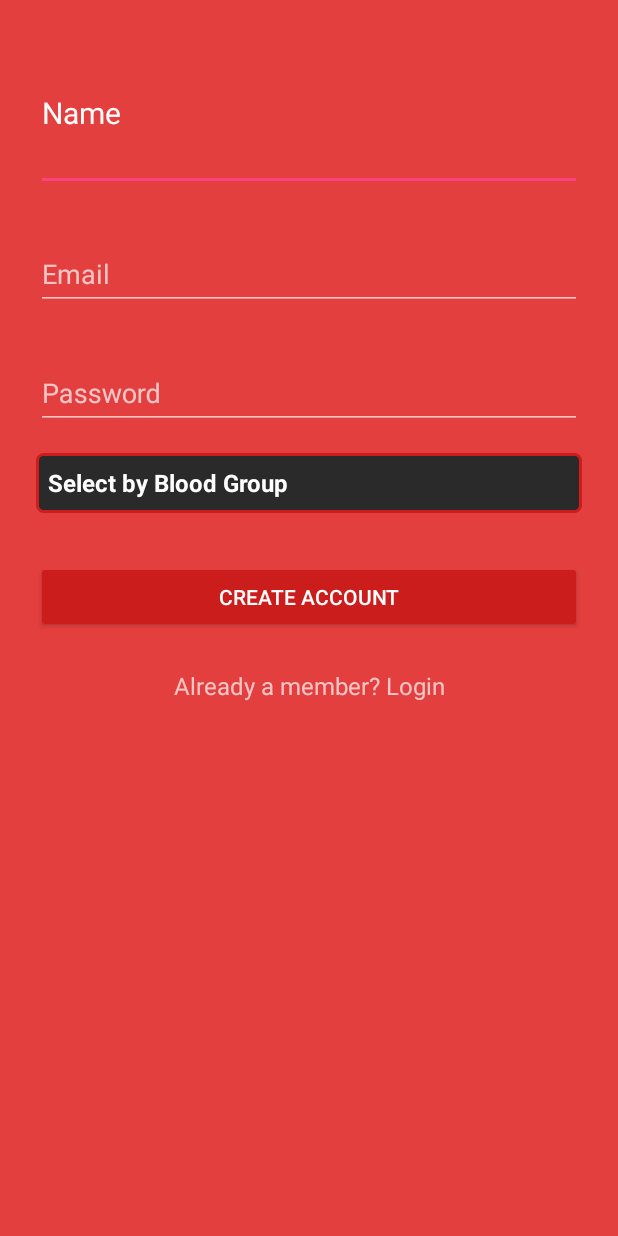
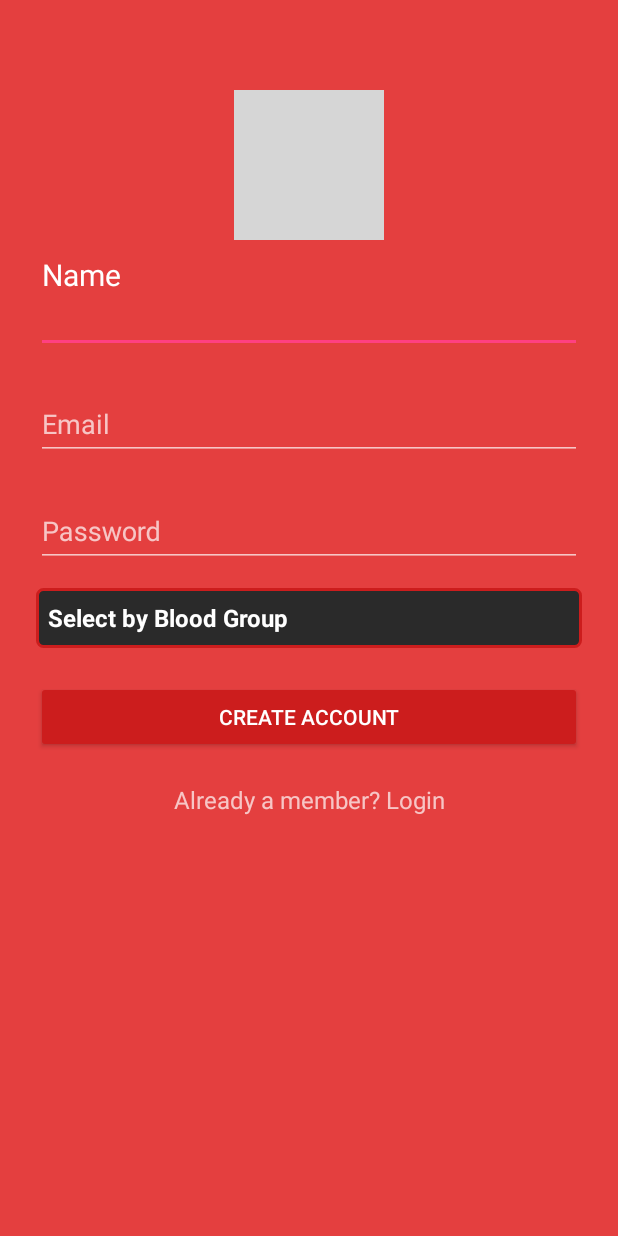
Before and after one commit to ferozkhandev/BloodBankSystem, an Android app: the Signup screen opened directly, with no data from a screen before it, on a phone screen of 412 x 824 dp. Run offline under Robolectric (Android 15) with nearby library versions, the phone set to English and light mode, and no system bars; our stand-ins replace CircleImageView, Firebase (no records; nobody signed in at launch, a user with empty details on screens opened directly), Volley; grey boxes are pictures that could not be loaded.

Commit message:
Sign Up page GUI updated.

```diff
--- a/app/src/main/java/com/bloodbanksystem/ferozkhan/bloodbanksystem/MainActivity.java
+++ b/app/src/main/java/com/bloodbanksystem/ferozkhan/bloodbanksystem/MainActivity.java
@@ -96,7 +96,7 @@ public class MainActivity extends AppCompatActivity {
                                     String current_ID = firebaseAuth.getCurrentUser().getUid();
                                     Map<String,Object> tokenMap = new HashMap<>();
                                     tokenMap.put("Token_ID",token_ID);
-                                    mFireStore.collection("Users").document(current_ID).set(tokenMap).addOnSuccessListener(new OnSuccessListener<Void>() {
+                                    mFireStore.collection("Users").document(current_ID).update(tokenMap).addOnSuccessListener(new OnSuccessListener<Void>() {
                                         @Override
                                         public void onSuccess(Void aVoid) {
 
--- a/app/src/main/res/layout/activity_signup.xml
+++ b/app/src/main/res/layout/activity_signup.xml
@@ -12,12 +12,21 @@
     android:paddingRight="24dp"
     android:fitsSystemWindows="true">
 
+    <de.hdodenhof.circleimageview.CircleImageView
+        android:id="@+id/uploadimage"
+        android:layout_width="100dp"
+        android:layout_height="100dp"
+        android:layout_gravity="center"
+        android:background="@drawable/profile_circular_border_imageview"
+        android:layout_marginTop="4dp"
+        android:layout_marginBottom="8dp"
+        android:src="@drawable/profile_ico"/>
     <!--  Name Label -->
     <android.support.design.widget.TextInputLayout
         android:layout_width="match_parent"
         android:layout_height="wrap_content"
-        android:layout_marginTop="8dp"
-        android:layout_marginBottom="8dp">
+        android:layout_marginTop="4dp"
+        android:layout_marginBottom="4dp">
         <EditText android:id="@+id/input_name"
             android:layout_width="match_parent"
             android:layout_height="wrap_content"
@@ -29,8 +38,8 @@
     <android.support.design.widget.TextInputLayout
         android:layout_width="match_parent"
         android:layout_height="wrap_content"
-        android:layout_marginTop="8dp"
-        android:layout_marginBottom="8dp">
+        android:layout_marginTop="4dp"
+        android:layout_marginBottom="4dp">
         <EditText android:id="@+id/input_email"
             android:layout_width="match_parent"
             android:layout_height="wrap_content"
@@ -42,8 +51,8 @@
     <android.support.design.widget.TextInputLayout
         android:layout_width="match_parent"
         android:layout_height="wrap_content"
-        android:layout_marginTop="8dp"
-        android:layout_marginBottom="8dp">
+        android:layout_marginTop="4dp"
+        android:layout_marginBottom="6dp">
         <EditText android:id="@+id/input_password"
             android:layout_width="match_parent"
             android:layout_height="wrap_content"
@@ -58,14 +67,14 @@
         android:layout_height="40dp"
         android:background="@drawable/spinner_shape"
         android:layout_marginTop="8dp"
-        android:layout_marginBottom="8dp"/>
+        android:layout_marginBottom="4dp"/>
 
     <android.support.v7.widget.AppCompatButton
         android:id="@+id/btn_signup"
         android:layout_width="fill_parent"
         android:layout_height="wrap_content"
-        android:layout_marginTop="24dp"
-        android:layout_marginBottom="24dp"
+        android:layout_marginTop="18dp"
+        android:layout_marginBottom="20dp"
         android:padding="12dp"
         android:backgroundTint="@color/barRed"
         android:text="Create Account"/>
```
